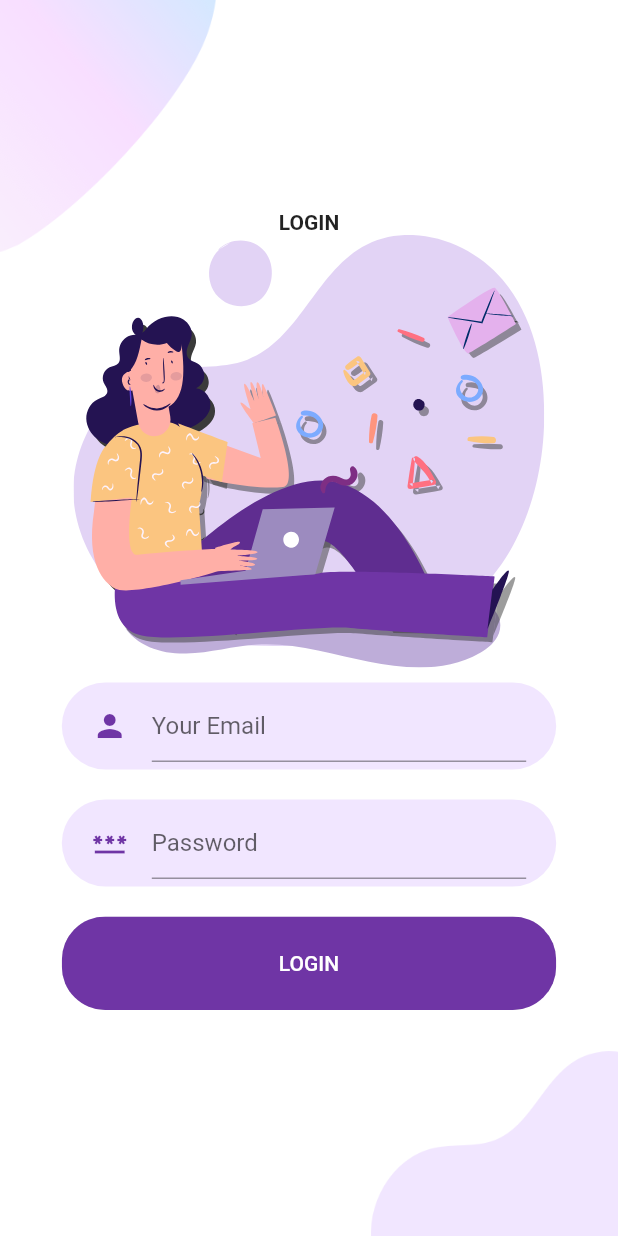
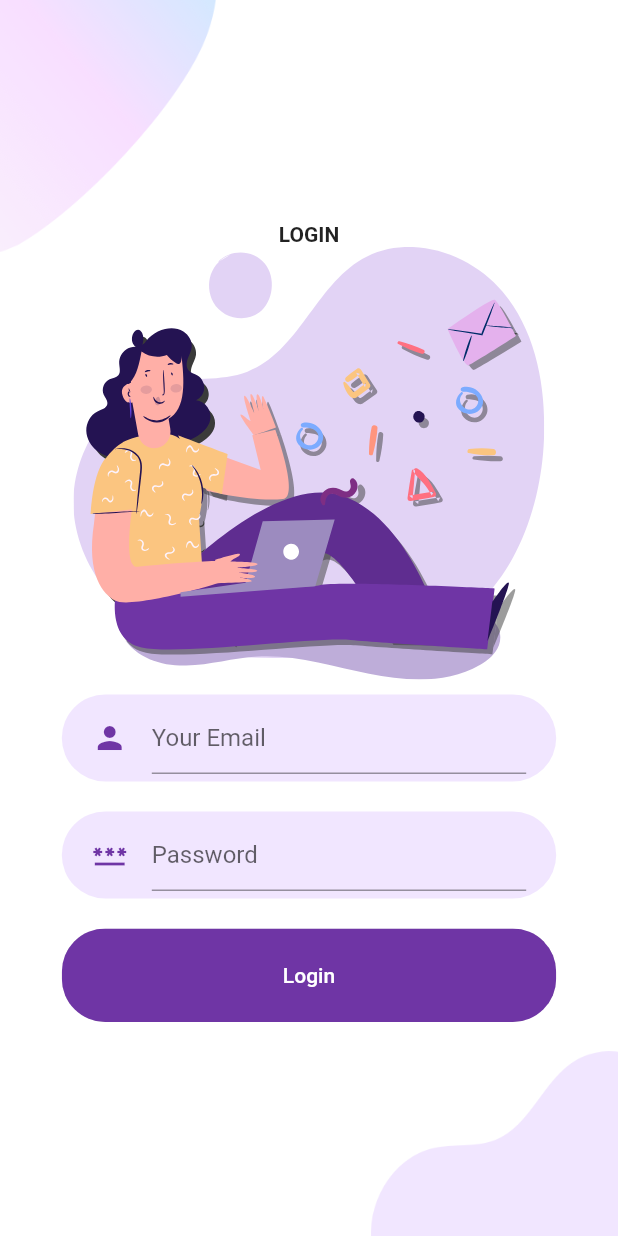
Before and after one commit to francesco-buscicchio/EcoGram, a Flutter app: the LoginScreen screen opened directly, on a phone screen of 412 x 824 dp. Run offline on Flutter 3.47's test engine with Material 2 defaults, Android fonts, the phone set to English and light mode, and no system bars; our stand-ins replace firebase_auth, firebase_core, flutter_svg; accounts and stored records are empty.

Commit message:
Adattamento Form Con Login Firebase

```diff
--- a/lib/Screens/Login/components/body.dart
+++ b/lib/Screens/Login/components/body.dart
@@ -1,15 +1,42 @@
 import 'package:ecogram/components/RoundedPasswordField.dart';
 import 'package:ecogram/constants.dart';
+import 'package:firebase_auth/firebase_auth.dart';
 import 'package:flutter/material.dart';
 import 'package:flutter_svg/flutter_svg.dart';
 import '../../../components/RoundedButton.dart';
 import '../components/background.dart';
 import '../../../components/RoundedInputField.dart';
+import '../../../Tools/auth.dart';
 
-class Body extends StatelessWidget {
-  const Body({
-    Key? key,
-  }) : super(key: key);
+class Body extends StatefulWidget {
+  const Body({super.key});
+
+  @override
+  State<Body> createState() => _BodyState();
+}
+
+class _BodyState extends State<Body> {
+  String? errorMessage = '';
+
+  final TextEditingController _controllerEmail = TextEditingController();
+  final TextEditingController _controllerPassword = TextEditingController();
+
+  Widget _errorMessage() {
+    return Text(errorMessage == '' ? '' : 'Humm? $errorMessage');
+  }
+
+  Future<void> signInWithEmailAndPassword() async {
+    errorMessage = '';
+    try {
+      await Auth().signInWithEmailAndPassword(
+          email: _controllerEmail.text, password: _controllerPassword.text);
+    } on FirebaseAuthException catch (e) {
+      debugPrint('Catch');
+      setState(() {
+        errorMessage = e.message;
+      });
+    }
+  }
 
   @override
   Widget build(BuildContext context) {
@@ -18,6 +45,7 @@ class Body extends StatelessWidget {
         child: Column(
             mainAxisAlignment: MainAxisAlignment.center,
             children: <Widget>[
+          _errorMessage(),
           const Text(
             "LOGIN",
             style: TextStyle(fontWeight: FontWeight.bold),
@@ -27,17 +55,18 @@ class Body extends StatelessWidget {
           RoundedInputField(
             icon: Icons.person,
             hintText: "Your Email",
-            onChanged: (value) {},
+            onChanged: (value) {
+              _controllerEmail.text = value;
+            },
           ),
           RoundedPasswordField(
             icon: Icons.password,
             hintText: "Password",
-            onChanged: (value) {},
+            onChanged: (value) {
+              _controllerPassword.text = value;
+            },
           ),
-          RoundedButton(
-            text: "LOGIN",
-            press: () => {},
-          ),
+          RoundedButton(text: 'Login', press: signInWithEmailAndPassword),
         ]));
   }
 }
--- a/lib/main.dart
+++ b/lib/main.dart
@@ -1,3 +1,4 @@
+import 'package:ecogram/Screens/Login/components/homepage.dart';
 import 'package:ecogram/Screens/Welcome/welcome_screen.dart';
 import 'package:ecogram/constants.dart';
 import 'package:flutter/material.dart';
@@ -24,7 +25,7 @@ class MyApp extends StatelessWidget {
       title: 'EcoGram',
       theme: ThemeData(
           primaryColor: kPrimaryColor, scaffoldBackgroundColor: Colors.white),
-      home: const WidgetTree(),
+      home: WelcomeScreen(),
     );
   }
 }
```
